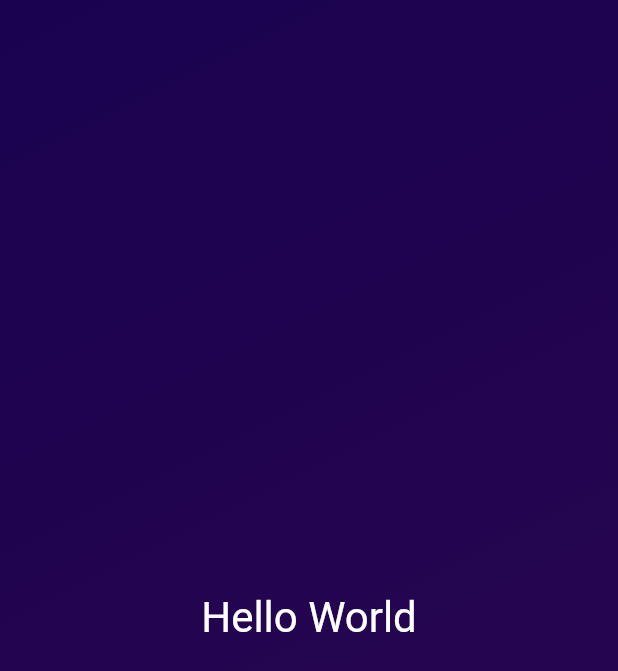
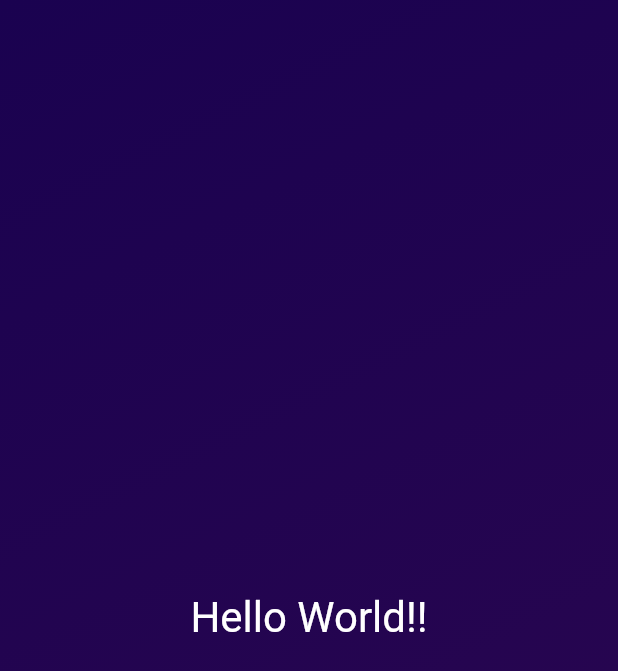
Before and after one commit to Ozurumba007/dice_roller_app, a Flutter app: the screen it shows after launch, on a phone screen of 412 x 824 dp. Shown: the top 671 px of the screen. Run offline on Flutter 3.47's test engine with Material 2 defaults, Android fonts, the phone set to English and light mode, and no system bars.

Commit message:
widget reusablity in the code

```diff
--- a/lib/gradient_container.dart
+++ b/lib/gradient_container.dart
@@ -5,13 +5,18 @@ var startAlignment = Alignment.topLeft;
 var endAlignment = Alignment.bottomRight;
 
 class GradientContainer extends StatelessWidget {
-  const GradientContainer({super.key});
+  const GradientContainer({
+    super.key,
+    required this.colors,
+  });
+  final List<Color> colors;
+
   @override
   Widget build(context) {
     return Container(
       decoration: BoxDecoration(
         gradient: LinearGradient(
-          colors: const [
+          colors: [
             Color.fromARGB(255, 26, 2, 80),
             Color.fromARGB(255, 45, 7, 80),
           ],
@@ -20,7 +25,7 @@ class GradientContainer extends StatelessWidget {
         ),
       ),
       child: const Center(
-        child: StyleText(),
+        child: StyleText('Hello World!!'),
       ),
     );
   }
--- a/lib/main.dart
+++ b/lib/main.dart
@@ -15,7 +15,12 @@ class MyApp extends StatelessWidget {
     return const MaterialApp(
       debugShowCheckedModeBanner: false,
       home: Scaffold(
-        body: GradientContainer(),
+        body: GradientContainer(
+          colors: [
+            Color.fromARGB(255, 33, 5, 109),
+            Color.fromARGB(255, 68, 21, 149),
+          ],
+        ),
       ),
     );
   }
--- a/lib/styled_text.dart
+++ b/lib/styled_text.dart
@@ -1,12 +1,15 @@
 import 'package:flutter/material.dart';
 
 class StyleText extends StatelessWidget {
-  const StyleText({super.key});
+  const StyleText(this.text, {super.key});
+
+  final String text;
+
   @override
   Widget build(BuildContext context) {
-    return const Text(
-      'Hello World',
-      style: TextStyle(
+    return Text(
+      text,
+      style: const TextStyle(
         fontSize: 28,
         color: Colors.white,
       ),
```
